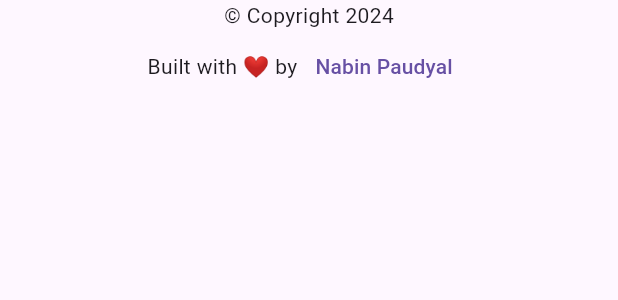
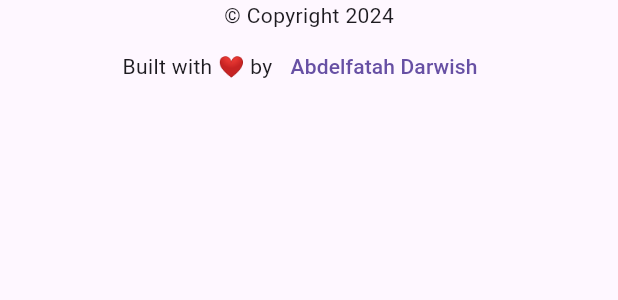
Before and after one commit to Abdelfatah-Darwish/portfolio_website_flutter, a Flutter app: the Footer widget shown alone on an empty page, opened directly, on a phone screen of 412 x 824 dp. Shown: the top 300 px of the screen. Run offline on Flutter 3.47's test engine with Material 3 defaults, Android fonts, the phone set to English and light mode, and no system bars; network calls fail.

Commit message:
🔥  Removing code or files.

```diff
--- a/lib/View/components/footer.dart
+++ b/lib/View/components/footer.dart
@@ -16,12 +16,15 @@ class Footer extends StatelessWidget {
               "Built with ❤ by",
             ),
             TextButton(
-                onPressed: () {
-                  launchUrl(Uri.parse("https://www.facebook.com/nabin.paudyal.57"),);
-                },
-                child: const Text(
-                  "Nabin Paudyal",
-                ))
+              onPressed: () {
+                launchUrl(
+                  Uri.parse("https://www.linkedin.com/in/abdelfatahdarwish/"),
+                );
+              },
+              child: const Text(
+                "Abdelfatah Darwish",
+              ),
+            )
           ],
         )
       ],
--- a/lib/View/home_page.dart
+++ b/lib/View/home_page.dart
@@ -75,7 +75,7 @@ class DeveloperPortFolio extends StatelessWidget {
                   const SizedBox(height: 55),
                   const ContactForm(),
                   const SizedBox(height: 55),
-                  const Footer(),
+                  // const Footer(),
                   const SizedBox(
                     height: 30,
                   ),
```
